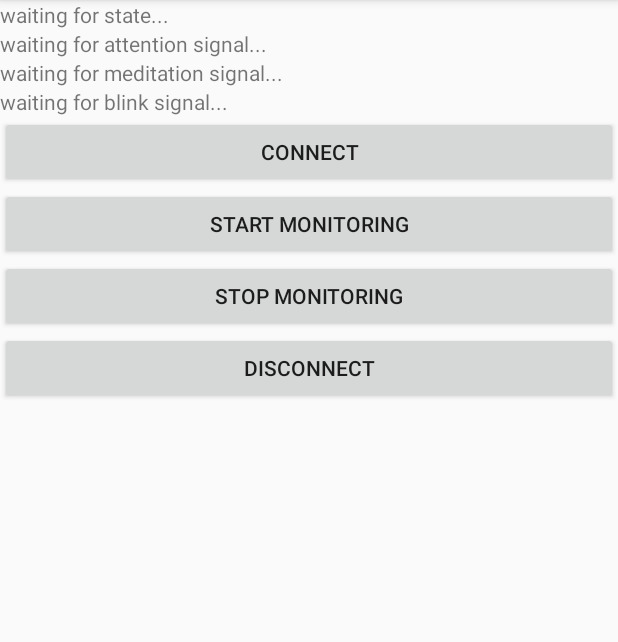
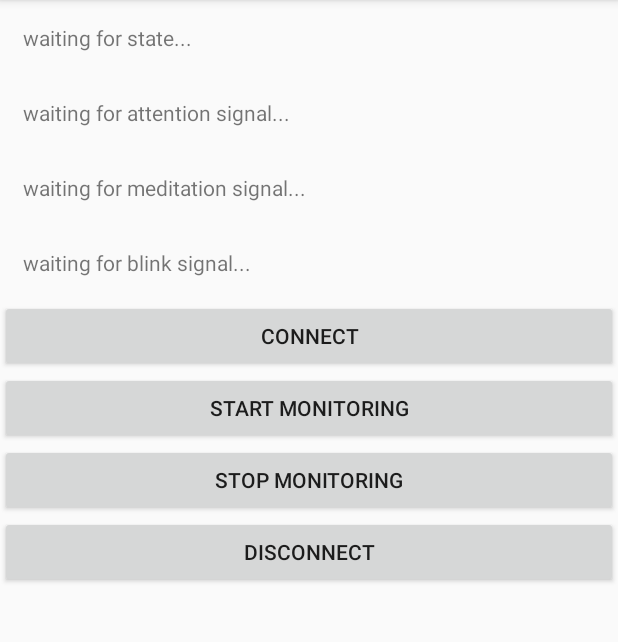
Before and after one commit to pwittchen/neurosky-android-sdk, an Android app: the screen it shows after launch (MainActivity), on a phone screen of 412 x 824 dp, the part 84-726 px from its top. Run offline under Robolectric (Android 15) with nearby library versions, the phone set to English and light mode, and no system bars; our stand-ins replace RxJava.

Commit message:
adding paddings to the sample apps

```diff
--- a/app-java/src/main/res/layout/activity_main.xml
+++ b/app-java/src/main/res/layout/activity_main.xml
@@ -17,6 +17,7 @@
         android:id="@+id/tv_state"
         android:layout_width="match_parent"
         android:layout_height="wrap_content"
+        android:padding="15dp"
         android:text="@string/waiting_for_state"
         />
 
@@ -24,6 +25,7 @@
         android:id="@+id/tv_attention"
         android:layout_width="match_parent"
         android:layout_height="wrap_content"
+        android:padding="15dp"
         android:text="@string/waiting_for_attention_signal"
         />
 
@@ -31,6 +33,7 @@
         android:id="@+id/tv_meditation"
         android:layout_width="match_parent"
         android:layout_height="wrap_content"
+        android:padding="15dp"
         android:text="@string/waiting_for_meditation_signal"
         />
 
@@ -38,6 +41,7 @@
         android:id="@+id/tv_blink"
         android:layout_width="match_parent"
         android:layout_height="wrap_content"
+        android:padding="15dp"
         android:text="@string/waiting_for_blink_signal"
         />
 
--- a/app-kotlin/src/main/res/layout/activity_main.xml
+++ b/app-kotlin/src/main/res/layout/activity_main.xml
@@ -17,6 +17,7 @@
         android:id="@+id/tv_state"
         android:layout_width="match_parent"
         android:layout_height="wrap_content"
+        android:padding="15dp"
         android:text="@string/waiting_for_state"
         />
 
@@ -24,6 +25,7 @@
         android:id="@+id/tv_attention"
         android:layout_width="match_parent"
         android:layout_height="wrap_content"
+        android:padding="15dp"
         android:text="@string/waiting_for_attention_signal"
         />
 
@@ -31,6 +33,7 @@
         android:id="@+id/tv_meditation"
         android:layout_width="match_parent"
         android:layout_height="wrap_content"
+        android:padding="15dp"
         android:text="@string/waiting_for_meditation_signal"
         />
 
@@ -38,6 +41,7 @@
         android:id="@+id/tv_blink"
         android:layout_width="match_parent"
         android:layout_height="wrap_content"
+        android:padding="15dp"
         android:text="@string/waiting_for_blink_signal"
         />
 
--- a/app-rxjava/src/main/res/layout/activity_main.xml
+++ b/app-rxjava/src/main/res/layout/activity_main.xml
@@ -17,6 +17,7 @@
         android:id="@+id/tv_state"
         android:layout_width="match_parent"
         android:layout_height="wrap_content"
+        android:padding="15dp"
         android:text="@string/waiting_for_state"
         />
 
@@ -24,6 +25,7 @@
         android:id="@+id/tv_attention"
         android:layout_width="match_parent"
         android:layout_height="wrap_content"
+        android:padding="15dp"
         android:text="@string/waiting_for_attention_signal"
         />
 
@@ -31,6 +33,7 @@
         android:id="@+id/tv_meditation"
         android:layout_width="match_parent"
         android:layout_height="wrap_content"
+        android:padding="15dp"
         android:text="@string/waiting_for_meditation_signal"
         />
 
@@ -38,6 +41,7 @@
         android:id="@+id/tv_blink"
         android:layout_width="match_parent"
         android:layout_height="wrap_content"
+        android:padding="15dp"
         android:text="@string/waiting_for_blink_signal"
         />
 
--- a/app-rxkotlin/src/main/res/layout/activity_main.xml
+++ b/app-rxkotlin/src/main/res/layout/activity_main.xml
@@ -17,6 +17,7 @@
         android:id="@+id/tv_state"
         android:layout_width="match_parent"
         android:layout_height="wrap_content"
+        android:padding="15dp"
         android:text="@string/waiting_for_state"
         />
 
@@ -24,6 +25,7 @@
         android:id="@+id/tv_attention"
         android:layout_width="match_parent"
         android:layout_height="wrap_content"
+        android:padding="15dp"
         android:text="@string/waiting_for_attention_signal"
         />
 
@@ -31,6 +33,7 @@
         android:id="@+id/tv_meditation"
         android:layout_width="match_parent"
         android:layout_height="wrap_content"
+        android:padding="15dp"
         android:text="@string/waiting_for_meditation_signal"
         />
 
@@ -38,6 +41,7 @@
         android:id="@+id/tv_blink"
         android:layout_width="match_parent"
         android:layout_height="wrap_content"
+        android:padding="15dp"
         android:text="@string/waiting_for_blink_signal"
         />
 
```
